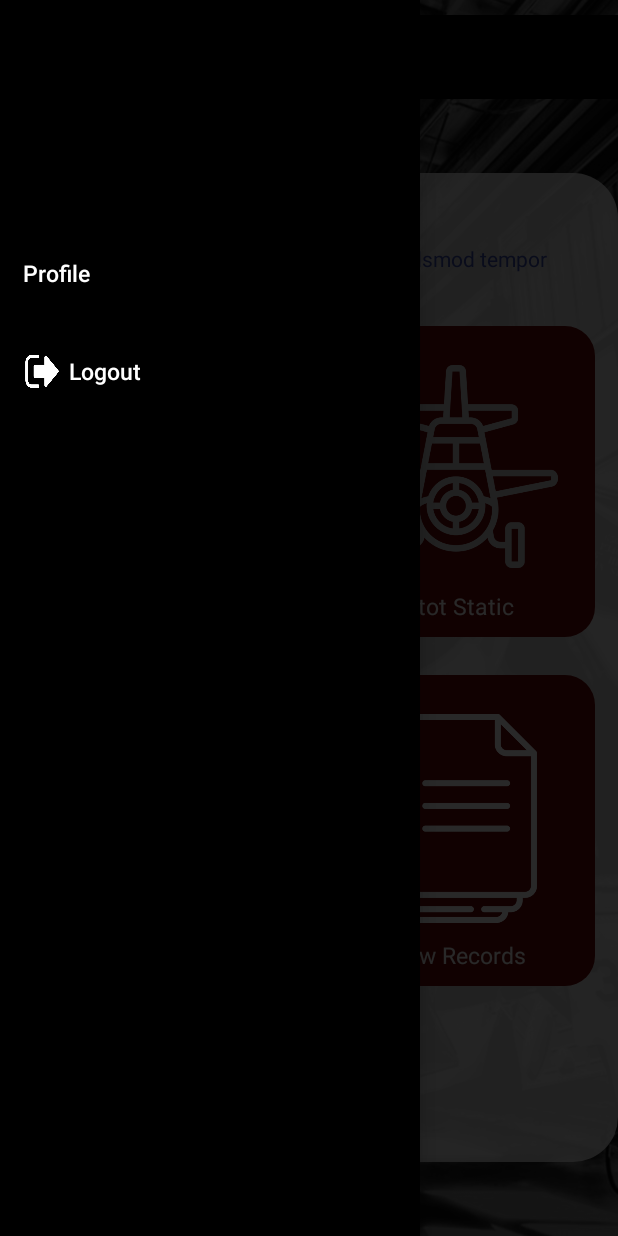
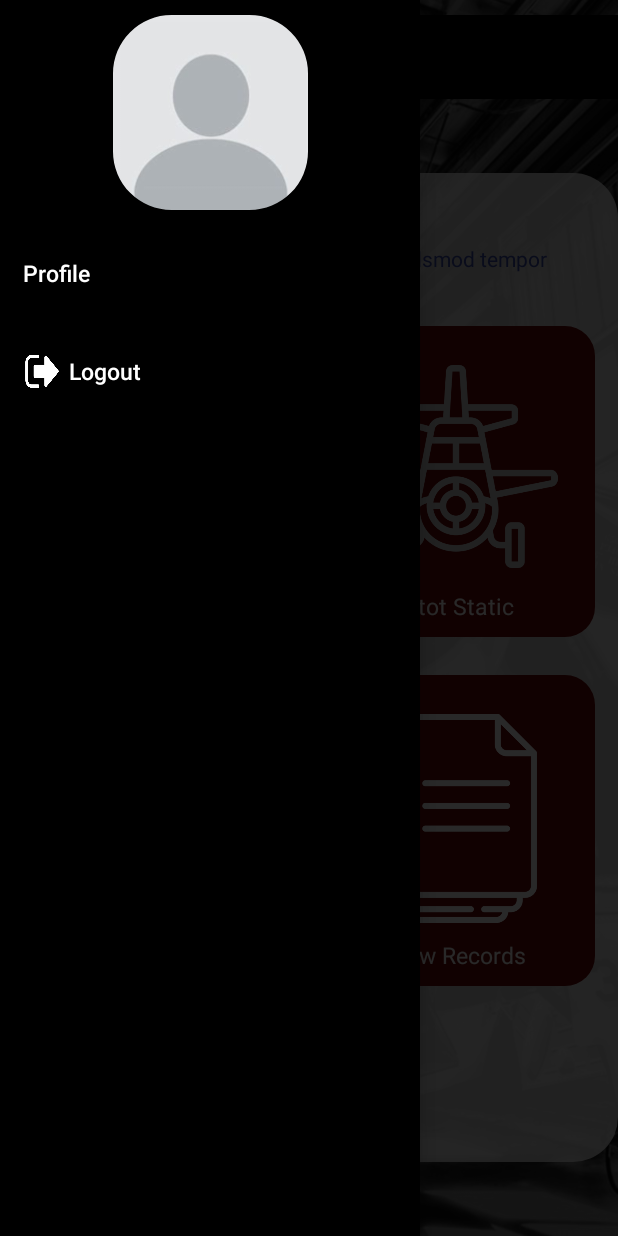
Before and after one commit to Gentskie/MechWare, an Android app: the home_page screen opened directly, with no data from a screen before it, with the side drawer open, on a phone screen of 412 x 824 dp. Run offline under Robolectric (Android 15) with nearby library versions, the phone set to English and light mode, and no system bars; our stand-ins replace Firebase (no records; nobody signed in at launch, a user with empty details on screens opened directly), Picasso.

Commit message:
Added Profile Picture on Navigation Menu fix some design in profile layout

```diff
--- a/app/src/main/java/com/example/mechware/home_page.java
+++ b/app/src/main/java/com/example/mechware/home_page.java
@@ -21,10 +21,17 @@ import android.widget.ImageView;
 import android.widget.TextView;
 
 import com.example.mechware.ViewRecords.view_records;
+import com.google.android.material.imageview.ShapeableImageView;
 import com.google.android.material.internal.NavigationMenu;
 import com.google.android.material.navigation.NavigationView;
 import com.google.firebase.auth.FirebaseAuth;
+import com.google.firebase.database.DataSnapshot;
+import com.google.firebase.database.DatabaseError;
+import com.google.firebase.database.DatabaseReference;
+import com.google.firebase.database.FirebaseDatabase;
+import com.google.firebase.database.ValueEventListener;
 import com.google.firebase.database.annotations.NotNull;
+import com.squareup.picasso.Picasso;
 
 public class home_page extends AppCompatActivity implements NavigationView.OnNavigationItemSelectedListener {
 
@@ -40,6 +47,12 @@ public class home_page extends AppCompatActivity implements NavigationView.OnNav
     NavigationView navigationView;
     Toolbar toolbar;
     boolean navigationStateOpen = false;
+
+    ShapeableImageView profile_picture;
+
+    FirebaseDatabase rootNode;
+    DatabaseReference usersRef, userTypeRef, userIDRef;
+    FirebaseAuth mAuth;
 
     @Override
     protected void onCreate(Bundle savedInstanceState) {
@@ -79,6 +92,32 @@ public class home_page extends AppCompatActivity implements NavigationView.OnNav
 
         navigationView.setNavigationItemSelectedListener(this);
 
+        //Firebase Init
+        rootNode = FirebaseDatabase.getInstance();
+        mAuth = FirebaseAuth.getInstance();
+        String uuid = mAuth.getCurrentUser().getUid();
+
+        usersRef = rootNode.getReference("users");
+        userTypeRef = usersRef.child(user_type);
+        userIDRef = userTypeRef.child(uuid);
+
+        //Set Profile Picture of Navigation Header
+        View header = navigationView.getHeaderView(0);
+        profile_picture = header.findViewById(R.id.profile_picture);
+        userIDRef.addListenerForSingleValueEvent(new ValueEventListener() {
+            @Override
+            public void onDataChange(@NonNull @NotNull DataSnapshot snapshot) {
+                if(snapshot.hasChild("profile_picture")){
+                    String image = snapshot.child("profile_picture").getValue().toString();
+                    Picasso.get().load(image).into(profile_picture);
+                }
+            }
+
+            @Override
+            public void onCancelled(@NonNull @NotNull DatabaseError error) {
+
+            }
+        });
 
         // setting cardview and back_layout invisible
         card_view.setVisibility(View.INVISIBLE);
@@ -178,7 +217,6 @@ public class home_page extends AppCompatActivity implements NavigationView.OnNav
     public boolean onNavigationItemSelected(@NonNull @NotNull MenuItem item) {
         switch(item.getItemId()){
             case R.id.nav_profile:
-                //change this to profile view
                 Intent profile = new Intent(getApplicationContext(), Profile.class);
                 profile.putExtra("user_type", user_type);
                 startActivity(profile);
--- a/app/src/main/res/layout/fragment_account.xml
+++ b/app/src/main/res/layout/fragment_account.xml
@@ -5,7 +5,7 @@
     android:layout_height="match_parent"
     xmlns:app="http://schemas.android.com/apk/res-auto"
     tools:context=".ProfileFragment.AccountFrag"
-    android:background="@color/maroon">
+    android:background="@drawable/rounded_corners">
 
     <com.google.android.material.textfield.TextInputLayout
         android:id="@+id/fullname_layout"
--- a/app/src/main/res/layout/fragment_other.xml
+++ b/app/src/main/res/layout/fragment_other.xml
@@ -5,7 +5,7 @@
     android:layout_height="match_parent"
     xmlns:app="http://schemas.android.com/apk/res-auto"
     tools:context=".ProfileFragment.OtherFrag"
-    android:background="@color/maroon">
+    android:background="@drawable/rounded_corners">
 
     <com.google.android.material.textfield.TextInputLayout
         android:id="@+id/license_layout"
--- a/app/src/main/res/layout/fragment_password.xml
+++ b/app/src/main/res/layout/fragment_password.xml
@@ -5,7 +5,7 @@
     android:layout_height="match_parent"
     xmlns:app="http://schemas.android.com/apk/res-auto"
     tools:context=".ProfileFragment.PasswordFrag"
-    android:background="@color/maroon">
+    android:background="@drawable/rounded_corners">
 
     <com.google.android.material.textfield.TextInputLayout
         android:id="@+id/password_layout"
--- /dev/null
+++ b/app/src/main/res/layout/home_page_navigation_header.xml
@@ -0,0 +1,27 @@
+<?xml version="1.0" encoding="utf-8"?>
+<androidx.constraintlayout.widget.ConstraintLayout xmlns:android="http://schemas.android.com/apk/res/android"
+    xmlns:app="http://schemas.android.com/apk/res-auto"
+    android:layout_width="match_parent"
+    android:layout_height="wrap_content"
+    android:background="@color/black">
+
+    <com.google.android.material.imageview.ShapeableImageView
+        android:id="@+id/profile_picture"
+        android:layout_width="130dp"
+        android:layout_height="130dp"
+        android:background="@drawable/dafault"
+        app:layout_constraintBottom_toBottomOf="parent"
+        app:layout_constraintEnd_toEndOf="parent"
+        app:layout_constraintStart_toStartOf="parent"
+        app:layout_constraintTop_toTopOf="parent"
+        app:shapeAppearanceOverlay="@style/roundedImageViewRounded" />
+
+    <ImageView
+        android:layout_width="match_parent"
+        android:layout_height="150dp"
+        app:layout_constraintBottom_toBottomOf="parent"
+        app:layout_constraintEnd_toEndOf="parent"
+        app:layout_constraintStart_toStartOf="parent"
+        app:layout_constraintTop_toTopOf="parent" />
+
+</androidx.constraintlayout.widget.ConstraintLayout>
--- a/app/src/main/res/layout/navigation_toolbar.xml
+++ b/app/src/main/res/layout/navigation_toolbar.xml
@@ -11,7 +11,7 @@
         android:layout_gravity="start"
         android:background="@color/black"
         android:clickable="true"
-        app:headerLayout="@layout/navigation_header"
+        app:headerLayout="@layout/home_page_navigation_header"
         app:itemHorizontalPadding="15dp"
         app:itemIconPadding="5dp"
         app:itemIconSize="25dp"
--- a/app/src/main/res/layout/profile_layout.xml
+++ b/app/src/main/res/layout/profile_layout.xml
@@ -37,12 +37,13 @@
         app:layout_constraintEnd_toEndOf="parent"
         app:layout_constraintTop_toBottomOf="@id/menu_btn2"
         app:layout_constraintHeight_percent="0.30"
-        android:background="@color/maroon">
+        android:background="@drawable/btn_rounded_corners"
+        android:backgroundTint="@color/maroon.8opacity">
 
         <com.google.android.material.imageview.ShapeableImageView
             android:id="@+id/profile_picture"
-            android:layout_width="130dp"
-            android:layout_height="130dp"
+            android:layout_width="150dp"
+            android:layout_height="150dp"
             android:background="@drawable/dafault"
             app:layout_constraintBottom_toBottomOf="parent"
             app:layout_constraintEnd_toEndOf="parent"
```
